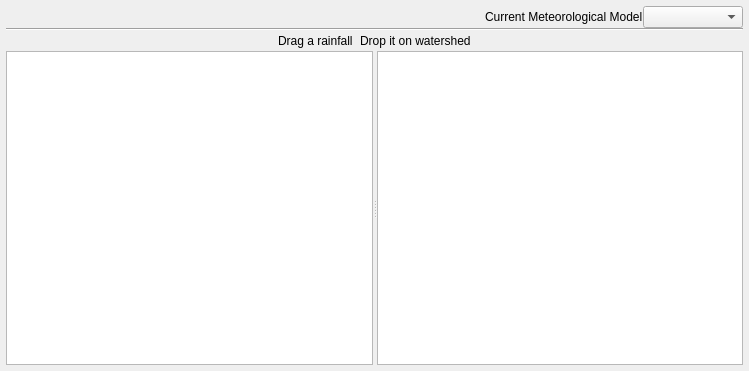
vcloarec/ReosProject, file src/ui/reosmeteorologicmodelwidget.ui: the form before one commit.
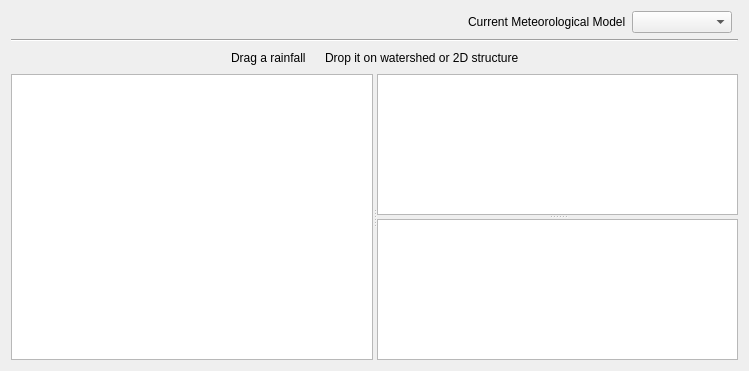
The form after the commit. Icons and pictures are not drawn.

Commit message: add gridded rainfall an structure 2D for meteo model

```diff
--- a/src/ui/reosmeteorologicmodelwidget.ui
+++ b/src/ui/reosmeteorologicmodelwidget.ui
@@ -14,24 +14,6 @@
    <string>Meteorological Models</string>
   </property>
   <layout class="QVBoxLayout" name="verticalLayout" stretch="0,0,0,1">
-   <property name="spacing">
-    <number>0</number>
-   </property>
-   <property name="sizeConstraint">
-    <enum>QLayout::SetDefaultConstraint</enum>
-   </property>
-   <property name="leftMargin">
-    <number>6</number>
-   </property>
-   <property name="topMargin">
-    <number>6</number>
-   </property>
-   <property name="rightMargin">
-    <number>6</number>
-   </property>
-   <property name="bottomMargin">
-    <number>6</number>
-   </property>
    <item>
     <layout class="QHBoxLayout" name="horizontalLayout_3">
      <property name="topMargin">
@@ -130,7 +112,7 @@
      <item>
       <widget class="QLabel" name="label_3">
        <property name="text">
-        <string>Drop it on watershed</string>
+        <string>Drop it on watershed or 2D structure</string>
        </property>
       </widget>
      </item>
@@ -150,15 +132,25 @@
     </layout>
    </item>
    <item>
-    <widget class="QSplitter" name="splitter">
+    <widget class="QSplitter" name="splitter_2">
      <property name="orientation">
       <enum>Qt::Horizontal</enum>
      </property>
      <widget class="QTreeView" name="treeViewRainfall"/>
-     <widget class="QTreeView" name="treeViewMeteorologicModel">
-      <property name="alternatingRowColors">
-       <bool>true</bool>
+     <widget class="QSplitter" name="splitter">
+      <property name="orientation">
+       <enum>Qt::Vertical</enum>
       </property>
+      <widget class="QTreeView" name="treeViewMeteorologicModel">
+       <property name="alternatingRowColors">
+        <bool>true</bool>
+       </property>
+      </widget>
+      <widget class="QTreeView" name="treeViewHydraulicNetwork">
+       <property name="alternatingRowColors">
+        <bool>true</bool>
+       </property>
+      </widget>
      </widget>
     </widget>
    </item>
```
The commit also changes 14 other files.
